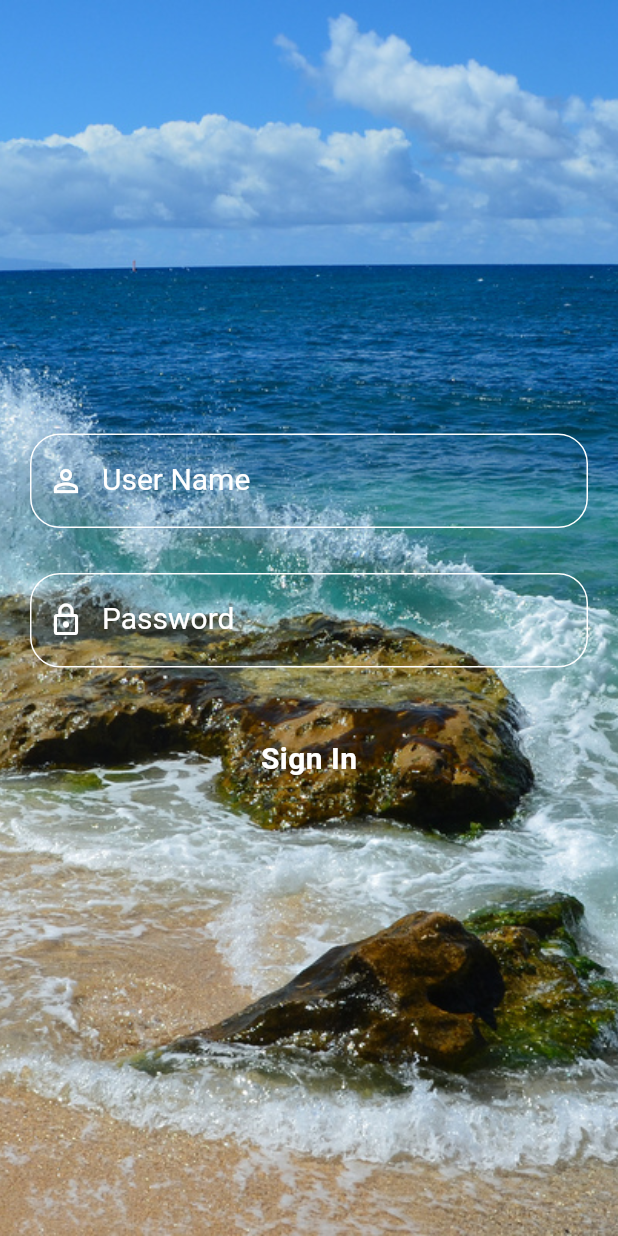
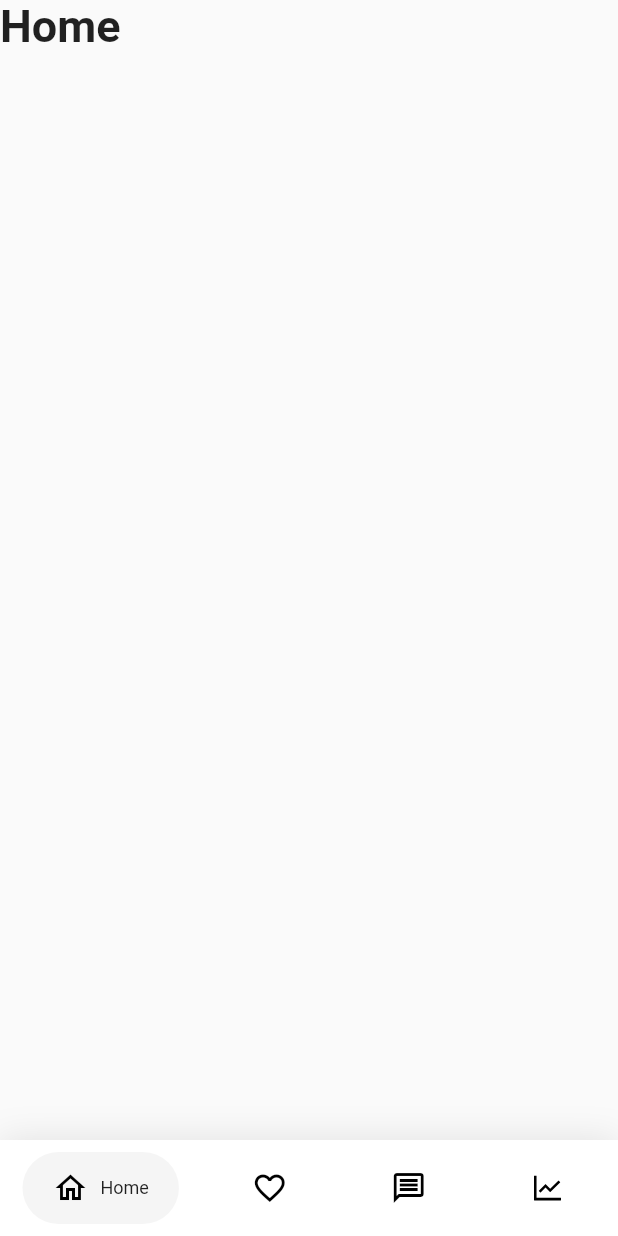
Before and after one commit to hlongpt1999/luan_van, a Flutter app: the screen it shows after launch, on a phone screen of 412 x 824 dp. Run offline on Flutter 3.47's test engine with Material 2 defaults, Android fonts, the phone set to English and light mode, and no system bars; drawn by our look-alikes of google_nav_bar; our stand-ins replace flutter_icons.

Commit message:
ALL - [Update] Update background color

```diff
--- a/lib/Screens/Login/LoginScreen.dart
+++ b/lib/Screens/Login/LoginScreen.dart
@@ -24,7 +24,7 @@ class LoginScreenState extends State<LoginScreen>{
   @override
   Widget build(BuildContext context) {
     return Scaffold(
-      resizeToAvoidBottomPadding: false, // Not move screen when show keyboard
+      resizeToAvoidBottomInset: false, // Not move screen when show keyboard
       body: Container(
         decoration: new BoxDecoration(image: backgroundImage,),
         child: Center(
--- a/lib/Screens/Signup/SignUpScreen.dart
+++ b/lib/Screens/Signup/SignUpScreen.dart
@@ -12,7 +12,7 @@ class SignUpScreenState extends State<SignUpScreen>{
   @override
   Widget build(BuildContext context) {
     return Scaffold(
-      resizeToAvoidBottomPadding: false, // Not move screen when show keyboard
+      resizeToAvoidBottomInset: false, // Not move screen when show keyboard
       body: Container(
         child: Center(
           child: Column(
--- a/lib/Screens/bmi/BMIScreen.dart
+++ b/lib/Screens/bmi/BMIScreen.dart
@@ -19,7 +19,7 @@ class BMIScreenState extends State<BMIScreen>{
   @override
   Widget build(BuildContext context) {
     return Scaffold(
-      resizeToAvoidBottomPadding: false, // Not move screen when show keyboard
+      resizeToAvoidBottomInset: false, // Not move screen when show keyboard
       body: Container(
         decoration: new BoxDecoration(color: Colors.blue,),
         child: Stack(
--- a/lib/Screens/schedule/CreateScheduleScreen.dart
+++ b/lib/Screens/schedule/CreateScheduleScreen.dart
@@ -3,6 +3,7 @@ import 'package:flutter/material.dart';
 import 'package:luan_van/components/Constants.dart';
 import 'package:luan_van/resources/button_back.dart';
 import 'package:luan_van/resources/button_next.dart';
+import 'package:luan_van/screens/home/HomeScreen.dart';
 import 'package:luan_van/screens/schedule/ScheduleDetailScreen.dart';
 
 class CreateScheduleScreen extends StatefulWidget {
@@ -161,7 +162,7 @@ class CreateScheduleScreenState extends State<CreateScheduleScreen> {
 
   void onNextClick(){
     setState(() {
-      Navigator.of(context).push(MaterialPageRoute(builder: (context) => ScheduleDetailScreen()));
+      Navigator.of(context).push(MaterialPageRoute(builder: (context) => HomeScreen()));
     });
   }
 
--- a/lib/main.dart
+++ b/lib/main.dart
@@ -1,6 +1,7 @@
 import 'package:flutter/cupertino.dart';
 import 'package:flutter/material.dart';
 import 'package:flutter/services.dart';
+import 'package:luan_van/screens/home/HomeScreen.dart';
 import 'screens/login/LoginScreen.dart';
 
 void main (){
@@ -11,7 +12,7 @@ void main (){
   ]).then((_){
     runApp(
       new MaterialApp(
-        home: LoginScreen(),
+        home: HomeScreen(),
       )
     );
   });
--- a/lib/resources/button_back.dart
+++ b/lib/resources/button_back.dart
@@ -10,12 +10,12 @@ Widget buttonBack(String _text){
         ButtonTheme(
           height: MySize.heightNextBack,
           child: RaisedButton(
-              disabledColor: Colors.button,
+              disabledColor: Colors.grey,
               shape: RoundedRectangleBorder(
                   borderRadius: BorderRadius.horizontal(right: Radius.circular(MySize.radiusNextBack))),
               onPressed: (){},
               textColor: Colors.white,
-              color: Colors.background,
+              color: Colors.deepOrange,
               padding: EdgeInsets.fromLTRB(5, 0, 5, 0),
               child: Padding(
                   padding: EdgeInsets.fromLTRB(0,0,0,0),
--- a/lib/resources/button_circle_max.dart
+++ b/lib/resources/button_circle_max.dart
@@ -7,7 +7,7 @@
     height: 60.0,
     alignment: FractionalOffset.center,
     decoration: new BoxDecoration(
-      color: Colors.background,
+      color: Colors.deepOrange,
       borderRadius: new BorderRadius.all(const Radius.circular(20.0)),
     ),
     child: new Text(
--- a/lib/resources/button_next.dart
+++ b/lib/resources/button_next.dart
@@ -10,12 +10,12 @@ Widget buttonNext(String _text){
         ButtonTheme(
           height: MySize.heightNextBack,
           child: RaisedButton(
-            disabledColor: Colors.button,
+            disabledColor: Colors.grey,
               shape: RoundedRectangleBorder(
                   borderRadius: BorderRadius.horizontal(left: Radius.circular(MySize.radiusNextBack))),
               onPressed: (){},
               textColor: Colors.white,
-              color: Colors.background,
+              color: Colors.deepOrange,
               padding: EdgeInsets.fromLTRB(5, 0, 5, 0),
               child: Padding(
                   padding: EdgeInsets.fromLTRB(0,0,0,0),
--- a/lib/resources/button_quater_circle_back.dart
+++ b/lib/resources/button_quater_circle_back.dart
@@ -1,5 +1,6 @@
 import 'package:flutter/cupertino.dart';
 import 'package:flutter/material.dart';
+import 'package:luan_van/components/Constants.dart';
 
 Widget buttonQuaterCircleBack(String _text){
   return Align(
@@ -12,7 +13,7 @@ Widget buttonQuaterCircleBack(String _text){
         begin: Alignment.topLeft,
         end: Alignment.bottomRight,
         colors: [
-          Colors.background,
+          Colors.deepOrange,
           Colors.purple,
         ],
       ),
--- a/lib/resources/button_quater_circle_next.dart
+++ b/lib/resources/button_quater_circle_next.dart
@@ -12,7 +12,7 @@ Widget buttonQuaterCircleNext(String _text){
             begin: Alignment.topRight,
             end: Alignment.bottomLeft,
             colors: [
-              Colors.background,
+              Colors.deepOrange,
               Colors.purple,
             ],
           ),
--- a/lib/resources/button_radius_big.dart
+++ b/lib/resources/button_radius_big.dart
@@ -8,7 +8,7 @@ Widget ButtonRadiusBig(){
     decoration: BoxDecoration(
       gradient: LinearGradient(
         colors: [
-          Colors.background,
+          Colors.deepOrange,
           Colors.white,
         ],
         begin: Alignment.topLeft,
--- /dev/null
+++ b/lib/screens/home/HomeScreen.dart
@@ -0,0 +1,113 @@
+import 'package:flutter/cupertino.dart';
+import 'package:flutter/material.dart';
+import 'package:flutter_icons/flutter_icons.dart';
+import 'package:google_nav_bar/google_nav_bar.dart';
+
+class HomeScreen extends StatefulWidget{
+  @override
+  State<StatefulWidget> createState() {
+    return HomeScreenState();
+  }
+}
+
+List<String> _bottomBarTitle = ['Home', 'Evaluate', 'Message','Statistical'];
+List<IconData> _bottomBarIcons = [Icons.home_outlined, Icons.favorite_border, Icons.message_outlined, AntDesign.linechart];
+
+class HomeScreenState extends State<HomeScreen>{
+  int _selectedIndex = 0;
+  double _bottomTexSize = 12;
+  PageController _pageController = new PageController();
+
+  static const TextStyle optionStyle =
+  TextStyle(fontSize: 30, fontWeight: FontWeight.w600);
+  static const List<Widget> _widgetOptions = <Widget>[
+    Expanded(
+      child: Text(
+        'Home',
+        style: optionStyle,
+      ),
+    ),
+    Expanded(
+      child: Text(
+      'Likes',
+      style: optionStyle,
+    ),),
+    Expanded(
+      child: Text(
+        'Search',
+        style: optionStyle,
+      ),
+    ),
+    Expanded(
+      child: Text(
+        'Profile',
+        style: optionStyle,
+      ),
+    ),
+  ];
+
+  // child: _widgetOptions.elementAt(_selectedIndex),
+
+  @override
+  Widget build(BuildContext context) {
+    return Scaffold(
+      body: PageView(
+        controller: _pageController,
+        children: _widgetOptions,
+        onPageChanged: (page){
+          setState(() {
+            _selectedIndex = page;
+          });
+        },
+      ),
+      bottomNavigationBar: Container(
+        decoration: BoxDecoration(color: Colors.white, boxShadow: [
+          BoxShadow(blurRadius: 20, color: Colors.black.withOpacity(.1))
+        ]),
+        child: SafeArea(
+          child: Padding(
+            padding: const EdgeInsets.symmetric(horizontal: 15.0, vertical: 8),
+            child: GNav(
+                rippleColor: Colors.grey[300],
+                hoverColor: Colors.grey[100],
+                gap: 8,
+                activeColor: Colors.black,
+                iconSize: 24,
+                padding: EdgeInsets.symmetric(horizontal: 20, vertical: 12),
+                duration: Duration(milliseconds: 400),
+                tabBackgroundColor: Colors.grey[100],
+                tabs: [
+                  GButton(
+                    icon: _bottomBarIcons[0],
+                    text: _bottomBarTitle[0],
+                    textStyle: TextStyle(fontSize: _bottomTexSize),
+                  ),
+                  GButton(
+                    icon: _bottomBarIcons[1],
+                    text: _bottomBarTitle[1],
+                    textStyle: TextStyle(fontSize: _bottomTexSize),
+                  ),
+                  GButton(
+                    icon: _bottomBarIcons[2],
+                    text: _bottomBarTitle[2],
+                    textStyle: TextStyle(fontSize: _bottomTexSize),
+                  ),
+                  GButton(
+                    icon: _bottomBarIcons[3],
+                    text: _bottomBarTitle[3],
+                    textStyle: TextStyle(fontSize: _bottomTexSize),
+                  ),
+                ],
+                selectedIndex: _selectedIndex,
+                onTabChange: (index) {
+                  setState(() {
+                    _selectedIndex = index;
+                    _pageController.jumpToPage(index);
+                  });
+                }),
+          ),
+        ),
+      ),
+    );
+  }
+}
--- a/pubspec.yaml
+++ b/pubspec.yaml
@@ -23,6 +23,8 @@ environment:
 dependencies:
   flutter:
     sdk: flutter
+  google_nav_bar: ^4.0.2
+  flutter_icons: ^1.1.0
 
 
   # The following adds the Cupertino Icons font to your application.
```
Also changed, not shown: pubspec.lock.
